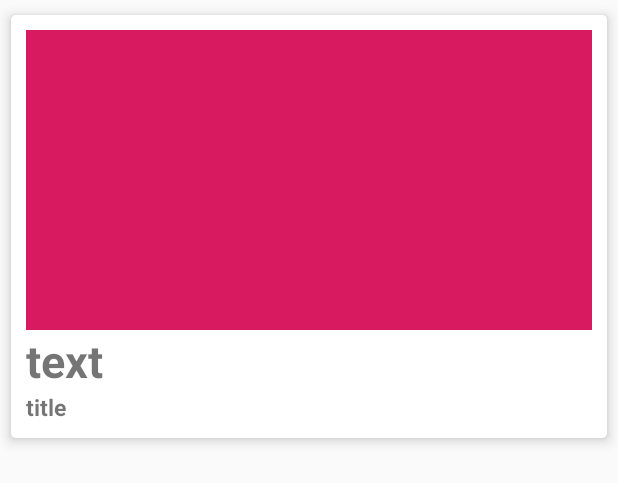
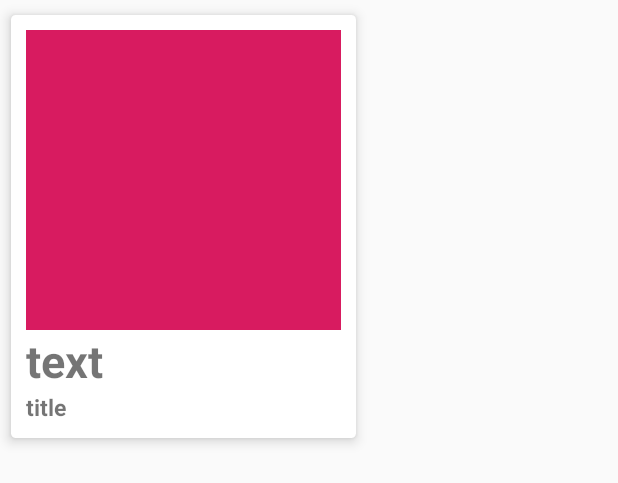
Before and after one commit to heonamjun/pikoproject, an Android app: the layout cardview.xml on its own in the app's theme, with its tools: preview values and no code run, on a phone screen of 412 x 824 dp. Shown: the top 483 px of the screen. Run offline under Robolectric (Android 15) with nearby library versions, the phone set to English and light mode, and no system bars.

Commit message:
layout change

```diff
--- a/app/src/main/java/com/example/pikoproject/MainActivity.java
+++ b/app/src/main/java/com/example/pikoproject/MainActivity.java
@@ -8,7 +8,6 @@ import android.support.v7.app.AppCompatActivity;
 import android.support.v7.widget.LinearLayoutManager;
 import android.support.v7.widget.RecyclerView;
 import android.view.View;
-import android.widget.Button;
 import android.widget.ImageButton;
 import android.widget.LinearLayout;
 
@@ -31,7 +30,6 @@ public class MainActivity extends AppCompatActivity {
     Uri photouri;
     ImageButton btn1;
 
-    ImageButton imageButton;
 
     @Override
     protected void onCreate(Bundle savedInstanceState) {
--- a/app/src/main/java/com/example/pikoproject/adapter.java
+++ b/app/src/main/java/com/example/pikoproject/adapter.java
@@ -1,7 +1,5 @@
 package com.example.pikoproject;
 
-import android.content.Intent;
-import android.net.Uri;
 import android.support.v7.widget.RecyclerView;
 import android.view.LayoutInflater;
 import android.view.View;
@@ -12,8 +10,6 @@ import android.widget.TextView;
 import com.bumptech.glide.Glide;
 
 import java.util.ArrayList;
-
-import static android.support.v4.app.ActivityCompat.startActivityForResult;
 
 public class adapter extends RecyclerView.Adapter<adapter.VIewHolder> {
     final int PickfromAlbum=1;
--- a/app/src/main/res/layout/cardview.xml
+++ b/app/src/main/res/layout/cardview.xml
@@ -1,33 +1,32 @@
 <?xml version="1.0" encoding="utf-8"?>
-<LinearLayout
-    xmlns:android="http://schemas.android.com/apk/res/android"
+<LinearLayout xmlns:android="http://schemas.android.com/apk/res/android"
     xmlns:app="http://schemas.android.com/apk/res-auto"
-    android:layout_width="match_parent"
+    android:layout_width="wrap_content"
     android:layout_height="wrap_content"
     android:orientation="vertical">
 
 
     <android.support.v7.widget.CardView
         android:id="@+id/cardview"
-        android:layout_width="match_parent"
-        android:layout_height="wrap_content"
+        android:layout_width="242dp"
+        android:layout_height="match_parent"
         android:layout_margin="1dp"
-        app:cardUseCompatPadding="true"
+        app:cardCornerRadius="3dp"
         app:cardElevation="5dp"
-        app:cardCornerRadius="3dp">
+        app:cardUseCompatPadding="true">
 
         <LinearLayout
             android:layout_width="match_parent"
             android:layout_height="wrap_content"
-            android:padding="10dp"
-            android:orientation="vertical">
+            android:orientation="vertical"
+            android:padding="10dp">
 
 
             <ImageView
                 android:id="@+id/drama_image"
-                android:scaleType="fitXY"
                 android:layout_width="match_parent"
                 android:layout_height="200dp"
+                android:scaleType="fitCenter"
                 app:srcCompat="@color/colorAccent" />
 
 
@@ -36,16 +35,16 @@
                 android:layout_width="match_parent"
                 android:layout_height="wrap_content"
                 android:text="text"
-                android:textStyle="bold"
-                android:textSize="30dp"/>
+                android:textSize="30dp"
+                android:textStyle="bold" />
 
             <TextView
                 android:id="@+id/drama_gps"
                 android:layout_width="match_parent"
                 android:layout_height="wrap_content"
                 android:text="title"
-                android:textStyle="bold"
-                android:textSize="15dp"/>
+                android:textSize="15dp"
+                android:textStyle="bold" />
 
 
         </LinearLayout>
```
Also changed, not shown: app/src/main/res/layout/activity_main.xml (+3 -18 lines), app/src/main/res/drawable/ic_action_photo.png (added).
